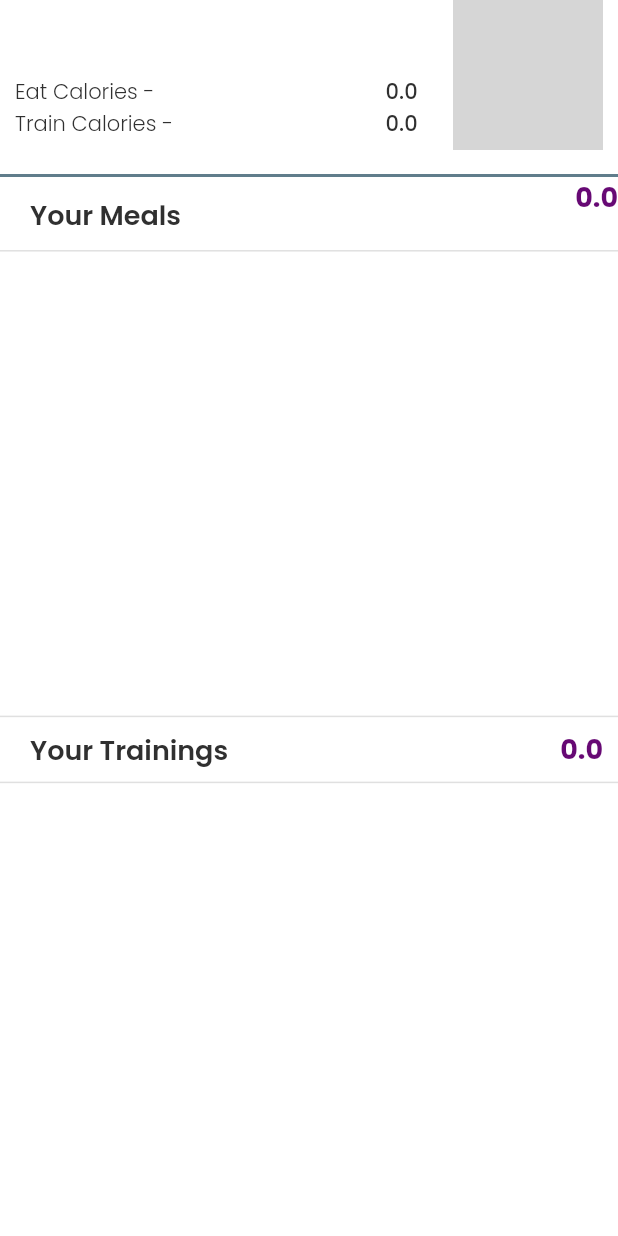
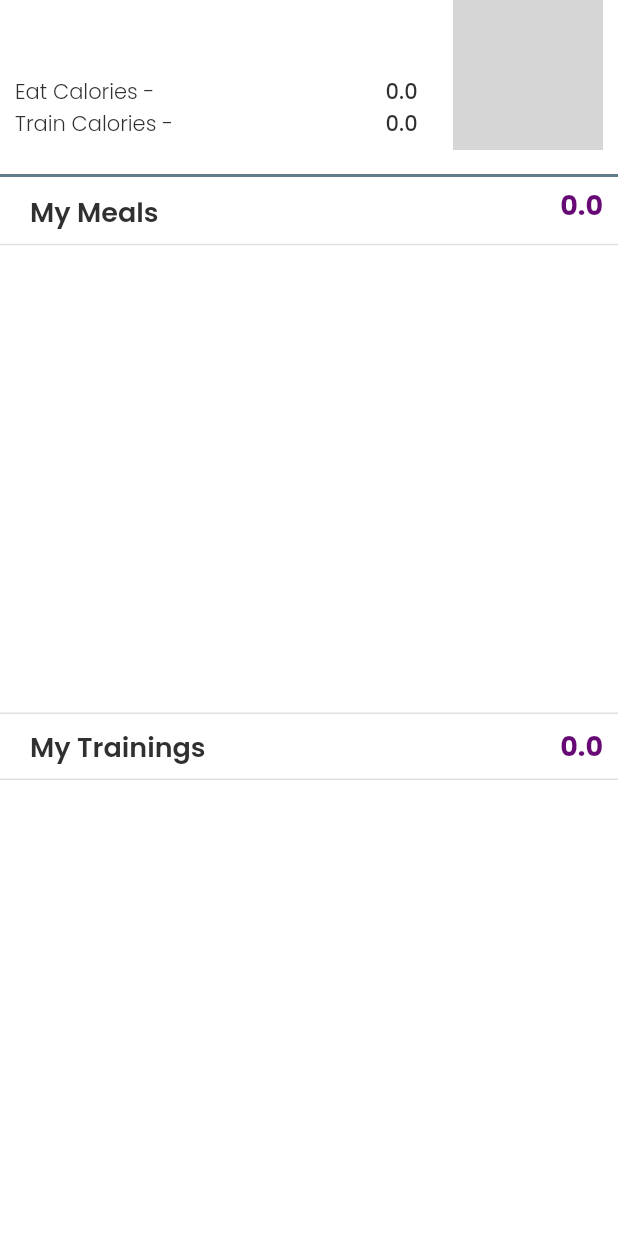
Before and after one commit to aitinsan/uheath, a Flutter app: the MainWidget screen opened directly, on a phone screen of 412 x 824 dp. Run offline on Flutter 3.47's test engine with Material 2 defaults, Android fonts, the light colour scheme and no system bars; drawn by our look-alikes of cached_network_image; our stand-ins replace auto_size_text, built_collection, built_value, cloud_firestore, firebase_auth, firebase_core and 9 more; missing offline and left inert: mime_type; accounts and stored records are empty; generated files the repository leaves out were written again; network calls fail; grey boxes are pictures that could not be loaded.

Commit message:
cosmetic changes

```diff
--- a/lib/main/main_widget.dart
+++ b/lib/main/main_widget.dart
@@ -9,7 +9,6 @@ import 'package:cached_network_image/cached_network_image.dart';
 import 'package:cloud_firestore/cloud_firestore.dart';
 import 'package:flutter/material.dart';
 import 'package:google_fonts/google_fonts.dart';
-
 
 Future<double> CalcAllEatCalories(UsersRecord mainUsersRecord) async {
   List<DocumentReference> documentLists =
@@ -39,15 +38,10 @@ Future<double> CalcAllTrainCalories(UsersRecord mainUsersRecord) async {
   return allSum;
 }
 
-
-
 class MainWidget extends StatefulWidget {
   MainWidget({
     Key key,
-
   }) : super(key: key);
-
-
 
   @override
   _MainWidgetState createState() => _MainWidgetState();
@@ -193,7 +187,7 @@ class _MainWidgetState extends State<MainWidget> {
                     Padding(
                       padding: EdgeInsets.fromLTRB(20, 10, 0, 0),
                       child: Text(
-                        'Your Meals',
+                        'My Meals',
                         style: FlutterFlowTheme.bodyText1.override(
                           fontFamily: 'Poppins',
                           fontSize: 18,
@@ -205,11 +199,12 @@ class _MainWidgetState extends State<MainWidget> {
                       mainAxisSize: MainAxisSize.max,
                       children: [
                         Container(
-                          height: MediaQuery.of(context).size.height * 0.05,
                             decoration: BoxDecoration(),
-                          child: ForFutureLearn(mainUsersRecors: mainUsersRecord,)
-
-                        ),
+                            child: Padding(
+                                padding: EdgeInsets.fromLTRB(0, 0, 10, 0),
+                                child: ForFutureLearn(
+                                  mainUsersRecors: mainUsersRecord,
+                                ))),
                       ],
                     )
                   ],
@@ -477,7 +472,7 @@ class _MainWidgetState extends State<MainWidget> {
                     Padding(
                       padding: EdgeInsets.fromLTRB(20, 1, 0, 0),
                       child: Text(
-                        'Your Trainings',
+                        'My Trainings',
                         style: FlutterFlowTheme.bodyText1.override(
                           fontFamily: 'Poppins',
                           fontSize: 18,
@@ -487,8 +482,9 @@ class _MainWidgetState extends State<MainWidget> {
                     ),
                     Padding(
                         padding: EdgeInsets.fromLTRB(0, 0, 10, 0),
-                      child: ForFutureLearn2(mainUsersRecors: mainUsersRecord,)
-                    )
+                        child: ForFutureLearn2(
+                          mainUsersRecors: mainUsersRecord,
+                        ))
                   ],
                 ),
                 Divider(
@@ -683,7 +679,6 @@ class _MainWidgetState extends State<MainWidget> {
   }
 }
 
-
 class ForFutureLearn extends StatelessWidget {
   var mainUsersRecors;
 
@@ -695,7 +690,8 @@ class ForFutureLearn extends StatelessWidget {
       child: FutureBuilder(
         future: CalcAllEatCalories(mainUsersRecors),
         builder: (BuildContext context, AsyncSnapshot<double> snapshot) {
-          return Text(snapshot.data.toString(),
+          return Text(
+            snapshot.data.toString(),
             style: FlutterFlowTheme.bodyText1.override(
               fontFamily: 'Poppins',
               color: Color(0xFF670974),
@@ -709,7 +705,6 @@ class ForFutureLearn extends StatelessWidget {
   }
 }
 
-
 class ForFutureLearn2 extends StatelessWidget {
   var mainUsersRecors;
 
@@ -721,7 +716,8 @@ class ForFutureLearn2 extends StatelessWidget {
       child: FutureBuilder(
         future: CalcAllTrainCalories(mainUsersRecors),
         builder: (BuildContext context, AsyncSnapshot<double> snapshot) {
-          return Text(snapshot.data.toString(),
+          return Text(
+            snapshot.data.toString(),
             style: FlutterFlowTheme.bodyText1.override(
               fontFamily: 'Poppins',
               color: Color(0xFF670974),
```
Lines whose indentation alone changed are shown as unchanged.
